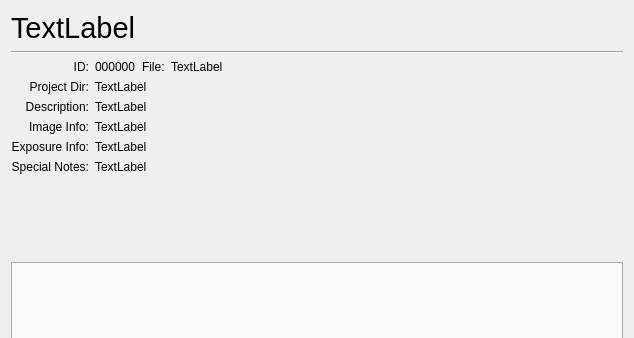
UWStout/PARSEC-Tools, file PhotoscanHelper/forms/PSProjectInfo.ui: the form before one commit; both pictures show x 0 to 634 and y 0 to 338 of the 634 by 497 pixel window.
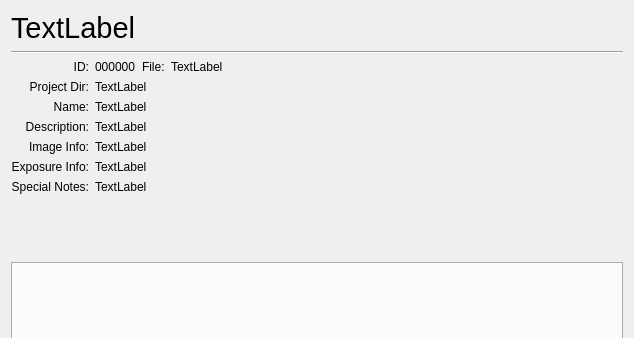
The form after the commit.

Diff of the .ui file:
```diff
--- a/PhotoscanHelper/forms/PSProjectInfo.ui
+++ b/PhotoscanHelper/forms/PSProjectInfo.ui
@@ -48,39 +48,23 @@
    <item>
     <layout class="QGridLayout" name="gridLayout">
      <property name="verticalSpacing">
-      <number>-1</number>
+      <number>6</number>
      </property>
-     <item row="0" column="0">
-      <widget class="QLabel" name="IDLabelLabel">
-       <property name="sizePolicy">
-        <sizepolicy hsizetype="Minimum" vsizetype="Preferred">
-         <horstretch>0</horstretch>
-         <verstretch>0</verstretch>
-        </sizepolicy>
+     <item row="2" column="0">
+      <widget class="QLabel" name="label_2">
+       <property name="layoutDirection">
+        <enum>Qt::LeftToRight</enum>
        </property>
        <property name="text">
-        <string>ID:</string>
+        <string>Name:</string>
        </property>
        <property name="alignment">
         <set>Qt::AlignRight|Qt::AlignTrailing|Qt::AlignVCenter</set>
        </property>
       </widget>
      </item>
-     <item row="2" column="1">
-      <widget class="QLabel" name="DescriptionLabel">
-       <property name="sizePolicy">
-        <sizepolicy hsizetype="Expanding" vsizetype="Fixed">
-         <horstretch>0</horstretch>
-         <verstretch>0</verstretch>
-        </sizepolicy>
-       </property>
-       <property name="text">
-        <string>TextLabel</string>
-       </property>
-      </widget>
-     </item>
      <item row="3" column="0">
-      <widget class="QLabel" name="label">
+      <widget class="QLabel" name="label_7">
        <property name="sizePolicy">
         <sizepolicy hsizetype="Minimum" vsizetype="Fixed">
          <horstretch>0</horstretch>
@@ -88,72 +72,14 @@
         </sizepolicy>
        </property>
        <property name="text">
-        <string>Image Info:</string>
+        <string>Description:</string>
        </property>
        <property name="alignment">
         <set>Qt::AlignRight|Qt::AlignTrailing|Qt::AlignVCenter</set>
        </property>
       </widget>
      </item>
-     <item row="3" column="1">
-      <widget class="QLabel" name="ImageInfoLabel">
-       <property name="sizePolicy">
-        <sizepolicy hsizetype="Expanding" vsizetype="Fixed">
-         <horstretch>0</horstretch>
-         <verstretch>0</verstretch>
-        </sizepolicy>
-       </property>
-       <property name="text">
-        <string>TextLabel</string>
-       </property>
-      </widget>
-     </item>
-     <item row="4" column="0">
-      <widget class="QLabel" name="label_5">
-       <property name="sizePolicy">
-        <sizepolicy hsizetype="Minimum" vsizetype="Fixed">
-         <horstretch>0</horstretch>
-         <verstretch>0</verstretch>
-        </sizepolicy>
-       </property>
-       <property name="text">
-        <string>Exposure Info:</string>
-       </property>
-       <property name="alignment">
-        <set>Qt::AlignRight|Qt::AlignTrailing|Qt::AlignVCenter</set>
-       </property>
-      </widget>
-     </item>
-     <item row="4" column="1">
-      <widget class="QLabel" name="ExposureInfoLabel">
-       <property name="sizePolicy">
-        <sizepolicy hsizetype="Expanding" vsizetype="Fixed">
-         <horstretch>0</horstretch>
-         <verstretch>0</verstretch>
-        </sizepolicy>
-       </property>
-       <property name="text">
-        <string>TextLabel</string>
-       </property>
-      </widget>
-     </item>
-     <item row="5" column="0">
-      <widget class="QLabel" name="label_8">
-       <property name="sizePolicy">
-        <sizepolicy hsizetype="Minimum" vsizetype="Minimum">
-         <horstretch>0</horstretch>
-         <verstretch>0</verstretch>
-        </sizepolicy>
-       </property>
-       <property name="text">
-        <string>Special Notes:</string>
-       </property>
-       <property name="alignment">
-        <set>Qt::AlignRight|Qt::AlignTop|Qt::AlignTrailing</set>
-       </property>
-      </widget>
-     </item>
-     <item row="5" column="1">
+     <item row="6" column="1">
       <widget class="QLabel" name="SpecialNotesLabel">
        <property name="sizePolicy">
         <sizepolicy hsizetype="Expanding" vsizetype="MinimumExpanding">
@@ -172,51 +98,6 @@
        </property>
       </widget>
      </item>
-     <item row="1" column="0">
-      <widget class="QLabel" name="label_6">
-       <property name="sizePolicy">
-        <sizepolicy hsizetype="Minimum" vsizetype="Fixed">
-         <horstretch>0</horstretch>
-         <verstretch>0</verstretch>
-        </sizepolicy>
-       </property>
-       <property name="text">
-        <string>Project Dir:</string>
-       </property>
-       <property name="alignment">
-        <set>Qt::AlignRight|Qt::AlignTrailing|Qt::AlignVCenter</set>
-       </property>
-      </widget>
-     </item>
-     <item row="1" column="1">
-      <widget class="QLabel" name="PSFolderLabel">
-       <property name="sizePolicy">
-        <sizepolicy hsizetype="Expanding" vsizetype="Fixed">
-         <horstretch>0</horstretch>
-         <verstretch>0</verstretch>
-        </sizepolicy>
-       </property>
-       <property name="text">
-        <string>TextLabel</string>
-       </property>
-      </widget>
-     </item>
-     <item row="2" column="0">
-      <widget class="QLabel" name="label_7">
-       <property name="sizePolicy">
-        <sizepolicy hsizetype="Minimum" vsizetype="Fixed">
-         <horstretch>0</horstretch>
-         <verstretch>0</verstretch>
-        </sizepolicy>
-       </property>
-       <property name="text">
-        <string>Description:</string>
-       </property>
-       <property name="alignment">
-        <set>Qt::AlignRight|Qt::AlignTrailing|Qt::AlignVCenter</set>
-       </property>
-      </widget>
-     </item>
      <item row="0" column="1">
       <layout class="QHBoxLayout" name="horizontalLayout">
        <property name="spacing">
@@ -263,6 +144,145 @@
        </item>
       </layout>
      </item>
+     <item row="1" column="1">
+      <widget class="QLabel" name="PSFolderLabel">
+       <property name="sizePolicy">
+        <sizepolicy hsizetype="Expanding" vsizetype="Fixed">
+         <horstretch>0</horstretch>
+         <verstretch>0</verstretch>
+        </sizepolicy>
+       </property>
+       <property name="text">
+        <string>TextLabel</string>
+       </property>
+      </widget>
+     </item>
+     <item row="1" column="0">
+      <widget class="QLabel" name="label_6">
+       <property name="sizePolicy">
+        <sizepolicy hsizetype="Minimum" vsizetype="Fixed">
+         <horstretch>0</horstretch>
+         <verstretch>0</verstretch>
+        </sizepolicy>
+       </property>
+       <property name="text">
+        <string>Project Dir:</string>
+       </property>
+       <property name="alignment">
+        <set>Qt::AlignRight|Qt::AlignTrailing|Qt::AlignVCenter</set>
+       </property>
+      </widget>
+     </item>
+     <item row="3" column="1">
+      <widget class="QLabel" name="DescriptionLabel">
+       <property name="sizePolicy">
+        <sizepolicy hsizetype="Expanding" vsizetype="Fixed">
+         <horstretch>0</horstretch>
+         <verstretch>0</verstretch>
+        </sizepolicy>
+       </property>
+       <property name="text">
+        <string>TextLabel</string>
+       </property>
+      </widget>
+     </item>
+     <item row="4" column="0">
+      <widget class="QLabel" name="label">
+       <property name="sizePolicy">
+        <sizepolicy hsizetype="Minimum" vsizetype="Fixed">
+         <horstretch>0</horstretch>
+         <verstretch>0</verstretch>
+        </sizepolicy>
+       </property>
+       <property name="text">
+        <string>Image Info:</string>
+       </property>
+       <property name="alignment">
+        <set>Qt::AlignRight|Qt::AlignTrailing|Qt::AlignVCenter</set>
+       </property>
+      </widget>
+     </item>
+     <item row="5" column="1">
+      <widget class="QLabel" name="ExposureInfoLabel">
+       <property name="sizePolicy">
+        <sizepolicy hsizetype="Expanding" vsizetype="Fixed">
+         <horstretch>0</horstretch>
+         <verstretch>0</verstretch>
+        </sizepolicy>
+       </property>
+       <property name="text">
+        <string>TextLabel</string>
+       </property>
+      </widget>
+     </item>
+     <item row="0" column="0">
+      <widget class="QLabel" name="IDLabelLabel">
+       <property name="sizePolicy">
+        <sizepolicy hsizetype="Minimum" vsizetype="Preferred">
+         <horstretch>0</horstretch>
+         <verstretch>0</verstretch>
+        </sizepolicy>
+       </property>
+       <property name="text">
+        <string>ID:</string>
+       </property>
+       <property name="alignment">
+        <set>Qt::AlignRight|Qt::AlignTrailing|Qt::AlignVCenter</set>
+       </property>
+      </widget>
+     </item>
+     <item row="4" column="1">
+      <widget class="QLabel" name="ImageInfoLabel">
+       <property name="sizePolicy">
+        <sizepolicy hsizetype="Expanding" vsizetype="Fixed">
+         <horstretch>0</horstretch>
+         <verstretch>0</verstretch>
+        </sizepolicy>
+       </property>
+       <property name="text">
+        <string>TextLabel</string>
+       </property>
+      </widget>
+     </item>
+     <item row="6" column="0">
+      <widget class="QLabel" name="label_8">
+       <property name="sizePolicy">
+        <sizepolicy hsizetype="Minimum" vsizetype="Minimum">
+         <horstretch>0</horstretch>
+         <verstretch>0</verstretch>
+        </sizepolicy>
+       </property>
+       <property name="text">
+        <string>Special Notes:</string>
+       </property>
+       <property name="alignment">
+        <set>Qt::AlignRight|Qt::AlignTop|Qt::AlignTrailing</set>
+       </property>
+      </widget>
+     </item>
+     <item row="5" column="0">
+      <widget class="QLabel" name="label_5">
+       <property name="sizePolicy">
+        <sizepolicy hsizetype="Minimum" vsizetype="Fixed">
+         <horstretch>0</horstretch>
+         <verstretch>0</verstretch>
+        </sizepolicy>
+       </property>
+       <property name="text">
+        <string>Exposure Info:</string>
+       </property>
+       <property name="alignment">
+        <set>Qt::AlignRight|Qt::AlignTrailing|Qt::AlignVCenter</set>
+       </property>
+      </widget>
+     </item>
+     <item row="2" column="1">
+      <widget class="QLabel" name="NameLabel">
+       <property name="text">
+        <string>TextLabel</string>
+       </property>
+      </widget>
+     </item>
     </layout>
    </item>
    <item>
```
Left out of the diff: 2 changed lines with no effect on the pictures.
